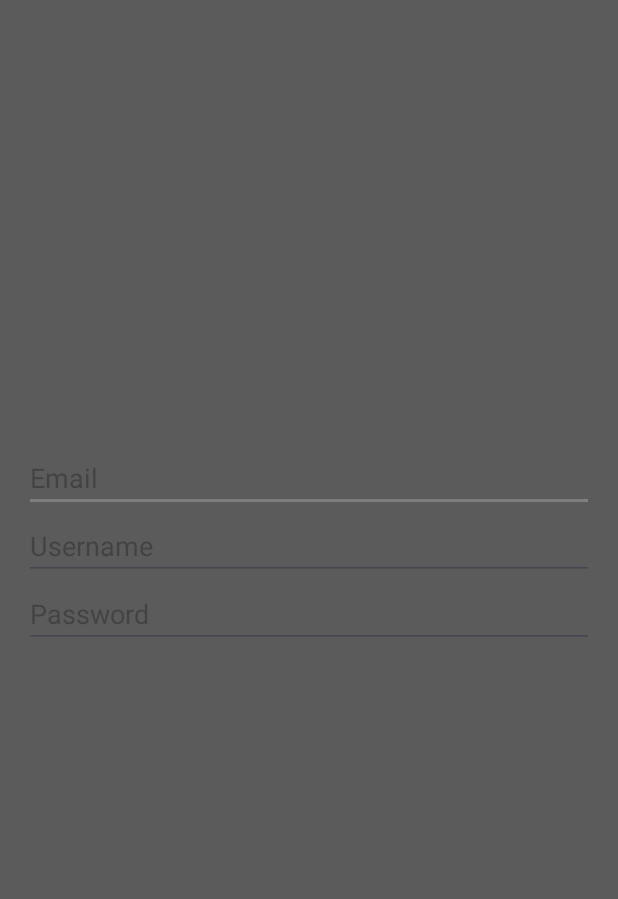
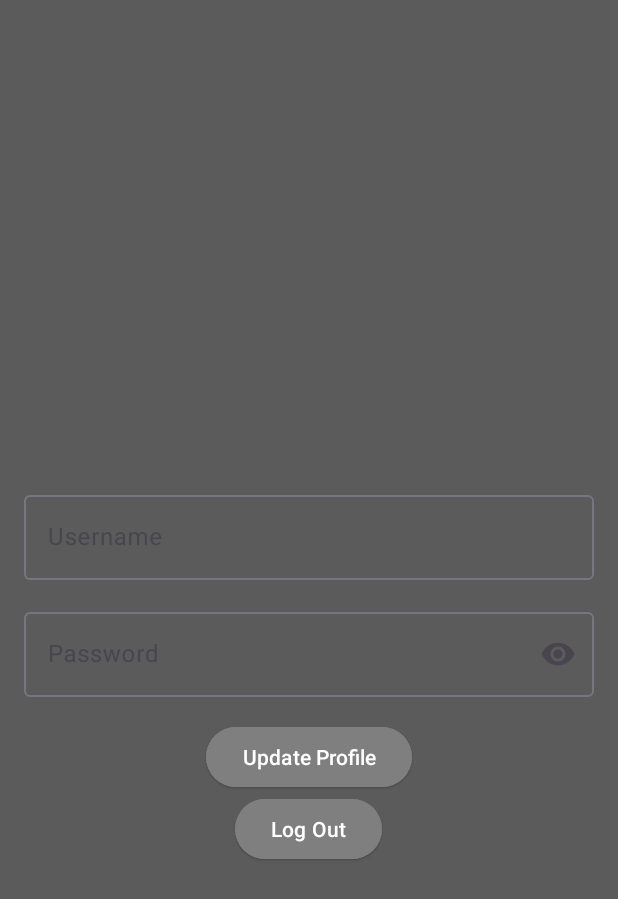
Before and after one commit to ACHRAF-YOUSSEF/MangaTN, an Android app: the UpdateProfileActivity screen opened directly, with no data from a screen before it, on a phone screen of 412 x 824 dp. Shown: the top 899 px of the screen. Run offline under Robolectric (Android 15) with nearby library versions, the phone set to English and light mode, and no system bars; 1 statement that could not run was skipped.

Commit message:
update: using material3

```diff
--- a/app/src/main/java/com/example/mangatn/activities/UpdateProfileActivity.java
+++ b/app/src/main/java/com/example/mangatn/activities/UpdateProfileActivity.java
@@ -1,10 +1,13 @@
 package com.example.mangatn.activities;
 
-import androidx.appcompat.app.AppCompatActivity;
-
 import android.content.Context;
+import android.content.Intent;
 import android.content.SharedPreferences;
 import android.os.Bundle;
+import android.widget.Button;
+import android.widget.Toast;
+
+import androidx.appcompat.app.AppCompatActivity;
 
 import com.example.mangatn.R;
 import com.example.mangatn.Utils;
@@ -14,17 +17,13 @@ import com.example.mangatn.manager.RequestManager;
 import com.example.mangatn.models.ApiResponse;
 import com.example.mangatn.models.auth.UpdateModel;
 import com.example.mangatn.models.auth.UserModel;
-
-import android.content.Intent;
-import android.widget.Button;
-import android.widget.EditText;
-import android.widget.Toast;
+import com.google.android.material.textfield.TextInputEditText;
 
 public class UpdateProfileActivity extends AppCompatActivity implements OnSignInWithTokenListener {
     private RequestManager requestManager;
-    private EditText usernameEditText;
-    private EditText passwordEditText;
-    private EditText emailEditText;
+    private TextInputEditText usernameEditText;
+    private TextInputEditText passwordEditText;
+    private TextInputEditText emailEditText;
     private Button updateButton;
     private Button logoutButton;
     private UserModel userModel;
--- a/app/src/main/res/layout/activity_update_profile.xml
+++ b/app/src/main/res/layout/activity_update_profile.xml
@@ -2,40 +2,74 @@
 <LinearLayout xmlns:android="http://schemas.android.com/apk/res/android"
     android:layout_width="match_parent"
     android:layout_height="match_parent"
+    xmlns:app="http://schemas.android.com/apk/res-auto"
     android:orientation="vertical"
     android:padding="16dp"
     android:gravity="center"
     android:background="?colorPrimary">
 
-    <EditText
-        android:id="@+id/emailEditText"
+    <com.google.android.material.textfield.TextInputLayout
         android:layout_width="match_parent"
         android:layout_height="wrap_content"
-        android:hint="Email" />
+        android:hint="@string/email"
+        android:layout_marginBottom="16dp" >
 
-    <EditText
-        android:id="@+id/usernameEditText"
+        <com.google.android.material.textfield.TextInputEditText
+            android:id="@+id/emailEditText"
+            android:layout_width="match_parent"
+            android:layout_height="wrap_content"
+            android:inputType="textEmailAddress"
+            app:errorEnabled="true" />
+
+    </com.google.android.material.textfield.TextInputLayout>
+
+    <com.google.android.material.textfield.TextInputLayout
         android:layout_width="match_parent"
         android:layout_height="wrap_content"
-        android:hint="Username" />
+        android:hint="@string/username"
+        android:layout_marginBottom="16dp" >
 
-    <EditText
-        android:id="@+id/passwordEditText"
+        <com.google.android.material.textfield.TextInputEditText
+            android:id="@+id/usernameEditText"
+            android:layout_width="match_parent"
+            android:layout_height="wrap_content"
+            android:inputType="text"
+            app:errorEnabled="true" />
+
+    </com.google.android.material.textfield.TextInputLayout>
+
+    <com.google.android.material.textfield.TextInputLayout
         android:layout_width="match_parent"
         android:layout_height="wrap_content"
-        android:inputType="textPassword"
-        android:hint="Password" />
+        app:endIconMode="password_toggle"
+        android:hint="@string/password"
+        android:layout_marginBottom="16dp" >
+
+        <com.google.android.material.textfield.TextInputEditText
+            android:id="@+id/passwordEditText"
+            android:layout_width="match_parent"
+            android:layout_height="wrap_content"
+            android:inputType="textPassword"
+            app:errorEnabled="true"/>
+
+    </com.google.android.material.textfield.TextInputLayout>
 
     <Button
+        style="@style/Widget.Material3.Button.ElevatedButton"
         android:id="@+id/updateButton"
-        android:layout_width="match_parent"
+        android:layout_width="wrap_content"
         android:layout_height="wrap_content"
-        android:text="Update Profile" />
+        android:text="@string/update_profile"
+        android:textColor="@color/white"
+        android:backgroundTint="?colorSecondary"/>
 
     <Button
+        style="@style/Widget.Material3.Button.ElevatedButton"
         android:id="@+id/logoutButton"
-        android:layout_width="match_parent"
+        android:layout_width="wrap_content"
         android:layout_height="wrap_content"
-        android:text="Log Out" />
+        android:text="@string/log_out"
+        android:textColor="@color/white"
+        android:backgroundTint="?colorSecondary"/>
 
 </LinearLayout>
--- a/app/src/main/res/values-night/strings.xml
+++ b/app/src/main/res/values-night/strings.xml
@@ -13,6 +13,8 @@
     <string name="already_have_an_account_sign_in">Already have an account? Sign in</string>
     <string name="please_sign_in_to_view_your_favorite_mangas">Please Sign in to view your favorite mangas</string>
     <string name="no_data_found">No data found!!!</string>
+    <string name="log_out">Log Out</string>
+    <string name="update_profile">Update Profile</string>
 
     <string-array name="filter_options">
         <item>All</item>
--- a/app/src/main/res/values/strings.xml
+++ b/app/src/main/res/values/strings.xml
@@ -12,6 +12,8 @@
     <string name="already_have_an_account_sign_in">Already have an account? Sign in</string>
     <string name="please_sign_in_to_view_your_favorite_mangas">Please Sign in to view your favorite mangas</string>
     <string name="no_data_found">No data found!!!</string>
+    <string name="log_out">Log Out</string>
+    <string name="update_profile">Update Profile</string>
 
     <string-array name="filter_options">
         <item>All</item>
```
